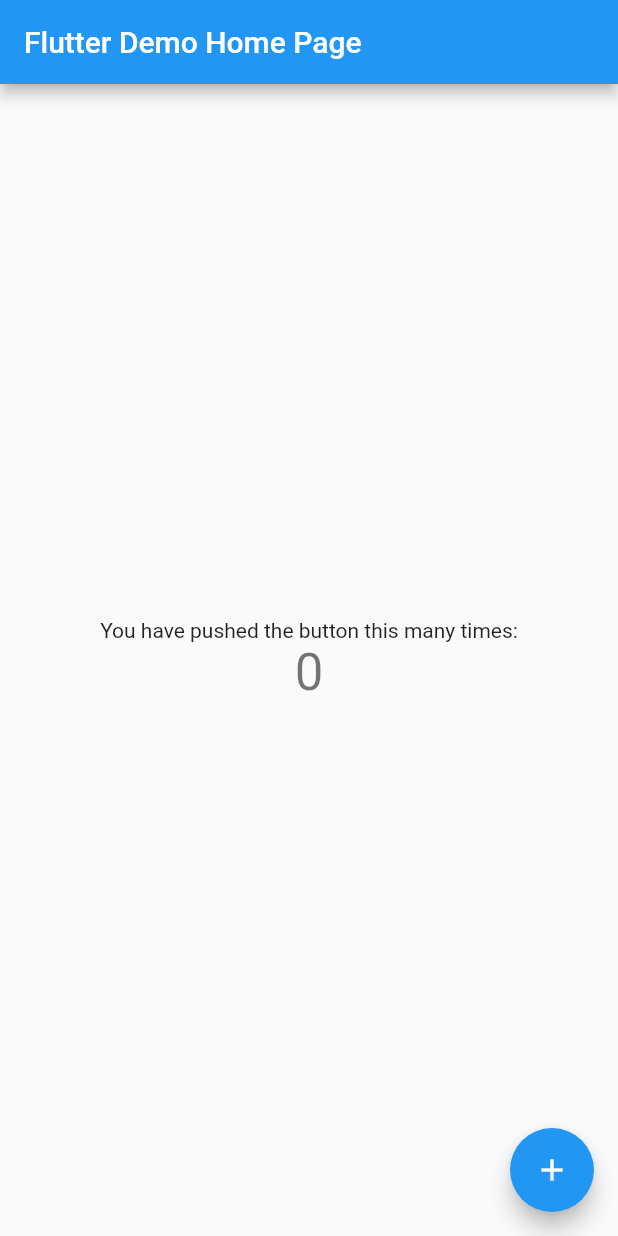
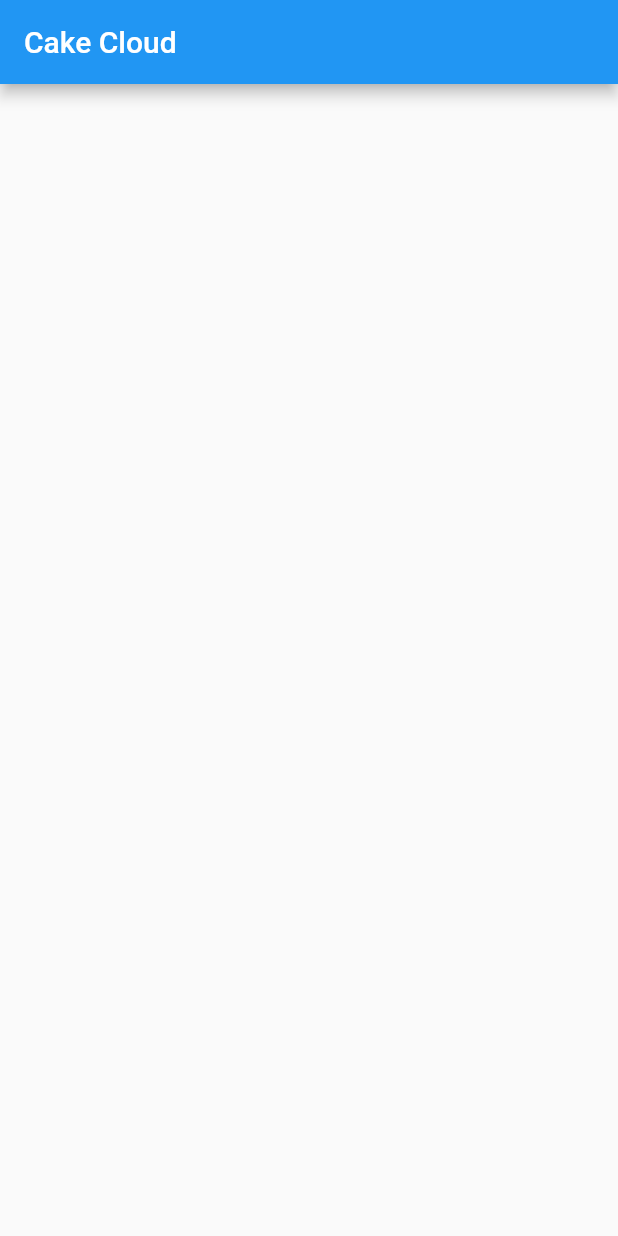
Before and after one commit to nadeeshapathiraja/flutter_project1, a Flutter app: the screen it shows after launch, on a phone screen of 412 x 824 dp. Run offline on Flutter 3.47's test engine with Material 2 defaults, Android fonts, the phone set to English and light mode, and no system bars.

Commit message:
Project start

```diff
--- /dev/null
+++ b/lib/home.dart
@@ -0,0 +1,13 @@
+import 'package:flutter/material.dart';
+
+class Home extends StatelessWidget {
+  @override
+  Widget build(BuildContext context) {
+    return Scaffold(
+      appBar: AppBar(
+        title: Text("Cake Cloud"),
+      ),
+      body: Container(),
+    );
+  }
+}
--- a/lib/main.dart
+++ b/lib/main.dart
@@ -1,113 +1,15 @@
 import 'package:flutter/material.dart';
+import 'package:flutter_app_one/home.dart';
 
 void main() {
   runApp(MyApp());
 }
 
 class MyApp extends StatelessWidget {
-  // This widget is the root of your application.
-  @override
   Widget build(BuildContext context) {
     return MaterialApp(
-      title: 'Flutter Demo',
-      theme: ThemeData(
-        // This is the theme of your application.
-        //
-        // Try running your application with "flutter run". You'll see the
-        // application has a blue toolbar. Then, without quitting the app, try
-        // changing the primarySwatch below to Colors.green and then invoke
-        // "hot reload" (press "r" in the console where you ran "flutter run",
-        // or simply save your changes to "hot reload" in a Flutter IDE).
-        // Notice that the counter didn't reset back to zero; the application
-        // is not restarted.
-        primarySwatch: Colors.blue,
-      ),
-      home: MyHomePage(title: 'Flutter Demo Home Page'),
+      title: "Nadeesha Pathiraja",
+      home: Home(),
     );
   }
 }
-
-class MyHomePage extends StatefulWidget {
-  MyHomePage({Key key, this.title}) : super(key: key);
-
-  // This widget is the home page of your application. It is stateful, meaning
-  // that it has a State object (defined below) that contains fields that affect
-  // how it looks.
-
-  // This class is the configuration for the state. It holds the values (in this
-  // case the title) provided by the parent (in this case the App widget) and
-  // used by the build method of the State. Fields in a Widget subclass are
-  // always marked "final".
-
-  final String title;
-
-  @override
-  _MyHomePageState createState() => _MyHomePageState();
-}
-
-class _MyHomePageState extends State<MyHomePage> {
-  int _counter = 0;
-
-  void _incrementCounter() {
-    setState(() {
-      // This call to setState tells the Flutter framework that something has
-      // changed in this State, which causes it to rerun the build method below
-      // so that the display can reflect the updated values. If we changed
-      // _counter without calling setState(), then the build method would not be
-      // called again, and so nothing would appear to happen.
-      _counter++;
-    });
-  }
-
-  @override
-  Widget build(BuildContext context) {
-    // This method is rerun every time setState is called, for instance as done
-    // by the _incrementCounter method above.
-    //
-    // The Flutter framework has been optimized to make rerunning build methods
-    // fast, so that you can just rebuild anything that needs updating rather
-    // than having to individually change instances of widgets.
-    return Scaffold(
-      appBar: AppBar(
-        // Here we take the value from the MyHomePage object that was created by
-        // the App.build method, and use it to set our appbar title.
-        title: Text(widget.title),
-      ),
-      body: Center(
-        // Center is a layout widget. It takes a single child and positions it
-        // in the middle of the parent.
-        child: Column(
-          // Column is also a layout widget. It takes a list of children and
-          // arranges them vertically. By default, it sizes itself to fit its
-          // children horizontally, and tries to be as tall as its parent.
-          //
-          // Invoke "debug painting" (press "p" in the console, choose the
-          // "Toggle Debug Paint" action from the Flutter Inspector in Android
-          // Studio, or the "Toggle Debug Paint" command in Visual Studio Code)
-          // to see the wireframe for each widget.
-          //
-          // Column has various properties to control how it sizes itself and
-          // how it positions its children. Here we use mainAxisAlignment to
-          // center the children vertically; the main axis here is the vertical
-          // axis because Columns are vertical (the cross axis would be
-          // horizontal).
-          mainAxisAlignment: MainAxisAlignment.center,
-          children: <Widget>[
-            Text(
-              'You have pushed the button this many times:',
-            ),
-            Text(
-              '$_counter',
-              style: Theme.of(context).textTheme.headline4,
-            ),
-          ],
-        ),
-      ),
-      floatingActionButton: FloatingActionButton(
-        onPressed: _incrementCounter,
-        tooltip: 'Increment',
-        child: Icon(Icons.add),
-      ), // This trailing comma makes auto-formatting nicer for build methods.
-    );
-  }
-}
```
